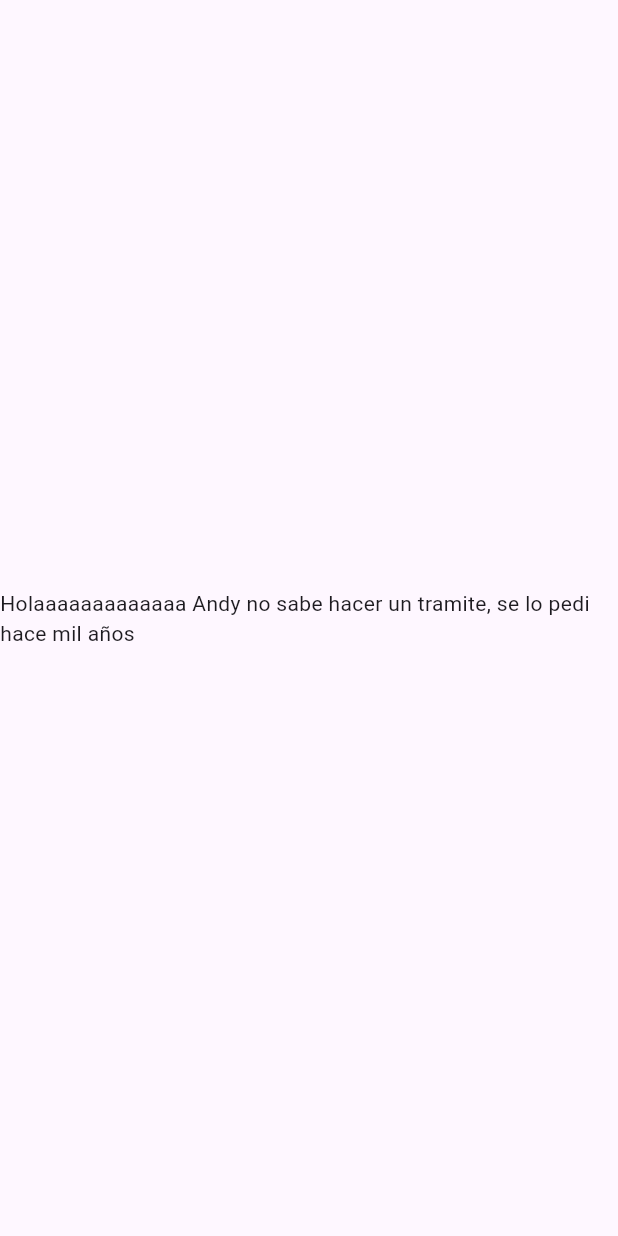
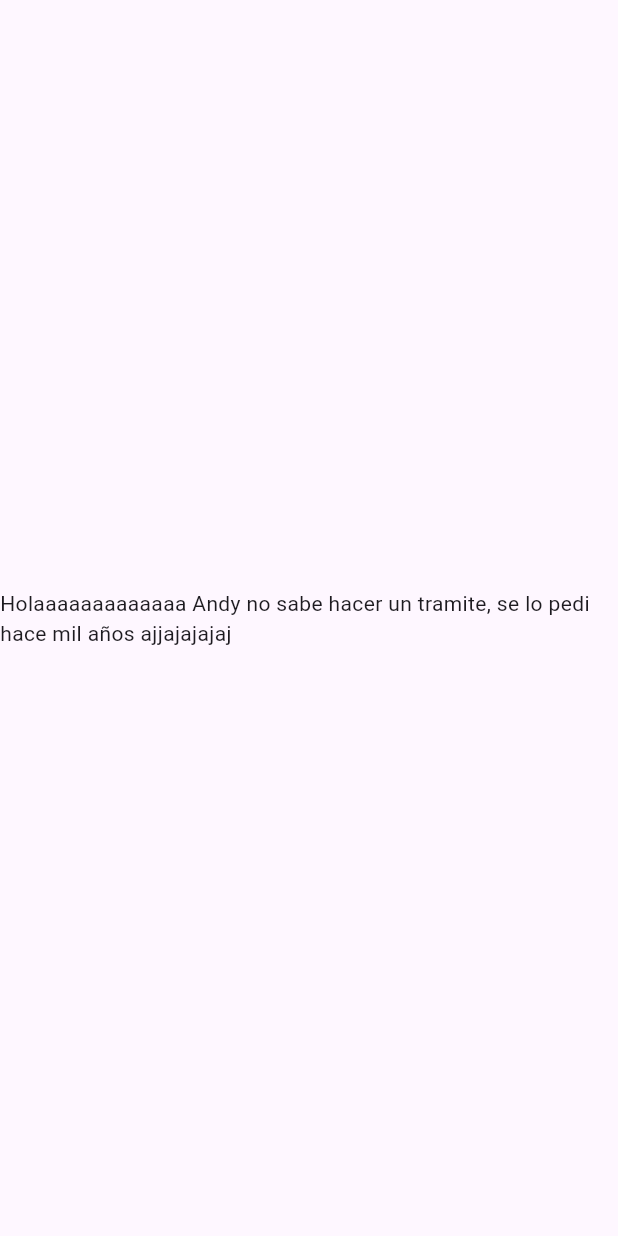
Before and after one commit to MigueeBL/d14mcya, a Flutter app: the screen it shows after launch, on a phone screen of 412 x 824 dp. Run offline on Flutter 3.47's test engine with Material 3 defaults, Android fonts, the phone set to English and light mode, and no system bars.

Commit message:
puse jajajaj

```diff
--- a/lib/main.dart
+++ b/lib/main.dart
@@ -13,7 +13,7 @@ class MainApp extends StatelessWidget {
       home: Scaffold(
         body: Center(
           child: Text(
-            'Holaaaaaaaaaaaaa Andy no sabe hacer un tramite, se lo pedi hace mil años  ',
+            'Holaaaaaaaaaaaaa Andy no sabe hacer un tramite, se lo pedi hace mil años ajjajajajaj ',
           ),
         ),
       ),
```
